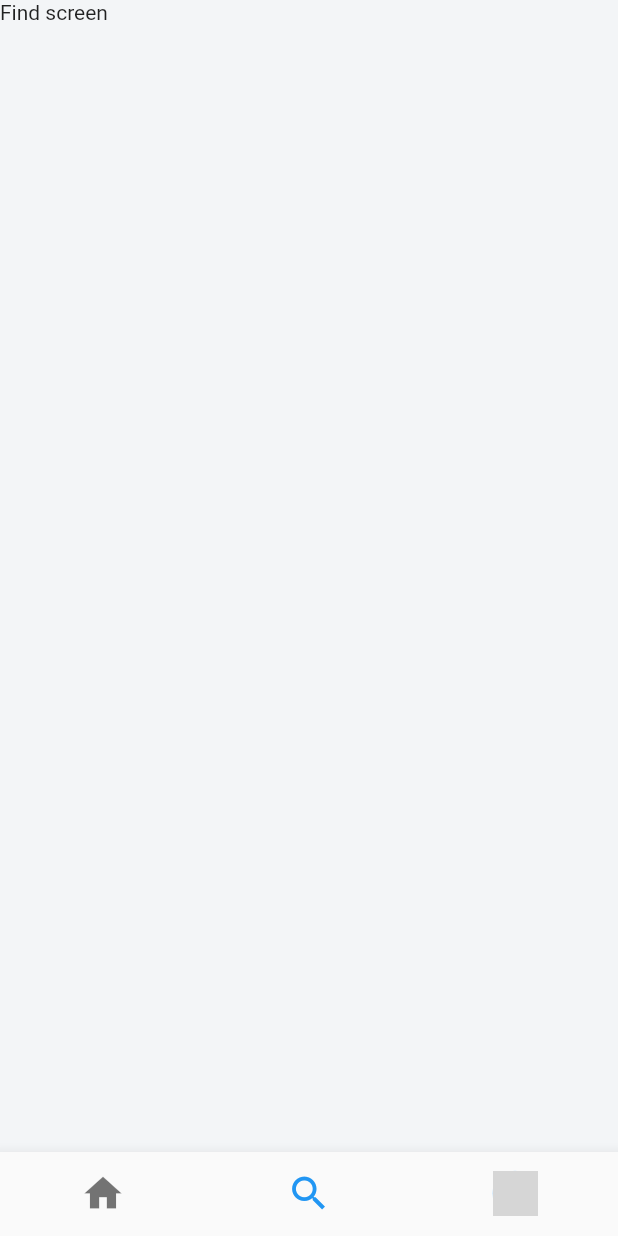
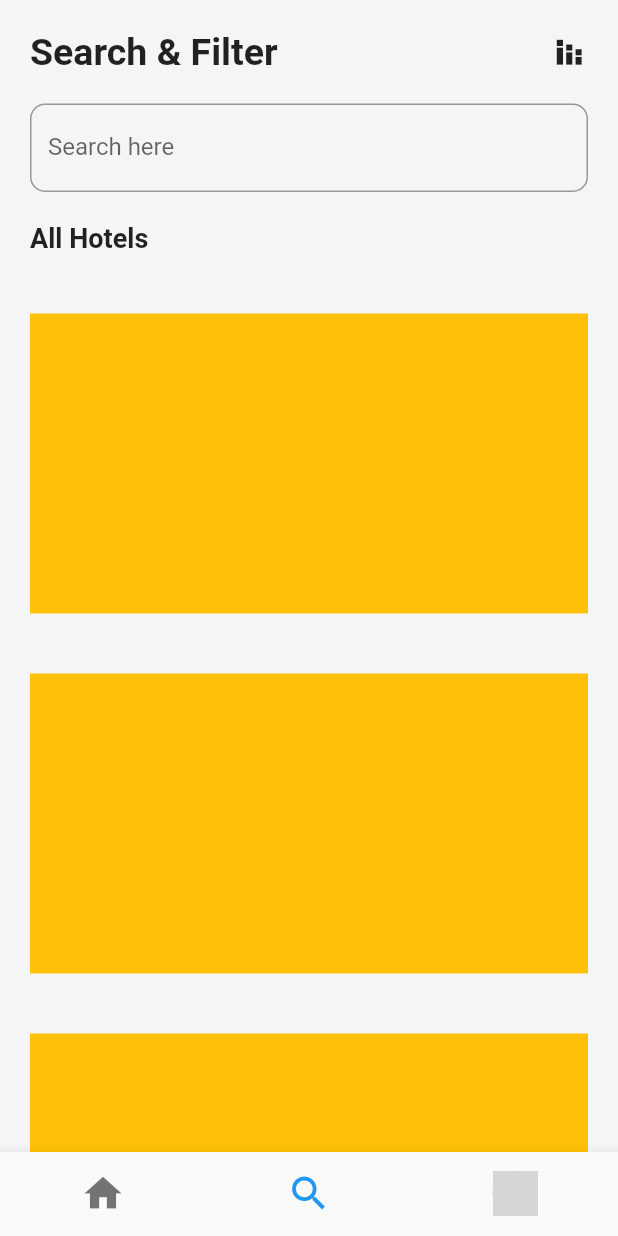
Before and after one commit to jeetsdev/travelista, a Flutter app: the screen it shows after launch, item 2 of the bottom bar chosen, on a phone screen of 412 x 824 dp. Run offline on Flutter 3.47's test engine with Material 2 defaults, Android fonts, the phone set to English and light mode, and no system bars; our stand-ins replace font_awesome_flutter; network calls fail; grey boxes are pictures that could not be loaded.

Commit message:
feat new

```diff
--- a/lib/bottomBar.dart
+++ b/lib/bottomBar.dart
@@ -15,7 +15,6 @@ class BottomBar extends StatefulWidget {
 class _BottomBarState extends State<BottomBar> {
   int _selectedNavbarindex = 0;
   void _onTapNavBar(int index) {
-    print(index);
     setState(() {
       _selectedNavbarindex = index;
     });
--- a/lib/screens/find_screen.dart
+++ b/lib/screens/find_screen.dart
@@ -1,15 +1,75 @@
+// ignore_for_file: prefer_const_constructors
+
 import 'package:flutter/material.dart';
-import 'package:flutter/src/widgets/container.dart';
-import 'package:flutter/src/widgets/framework.dart';
+import 'package:travel_app/models/hotel_model.dart';
 
 class FindScreen extends StatelessWidget {
-  const FindScreen({super.key});
-
   @override
   Widget build(BuildContext context) {
+    print("In find scrren hotel length is ${hotels.length}");
     return Scaffold(
-      body: SafeArea(
-        child: Text("Find screen"),
+      body: Container(
+        margin: EdgeInsets.symmetric(horizontal: 20),
+        child: ListView(
+          children: [
+            SizedBox(
+              height: 20,
+            ),
+            Row(
+              mainAxisAlignment: MainAxisAlignment.spaceBetween,
+              children: const [
+                Text(
+                  "Search & Filter",
+                  style: TextStyle(
+                    fontSize: 25,
+                    fontWeight: FontWeight.bold,
+                  ),
+                ),
+                Icon(
+                  Icons.stacked_bar_chart,
+                  size: 25,
+                ),
+              ],
+            ),
+            SizedBox(
+              height: 20,
+            ),
+            TextFormField(
+              keyboardType: TextInputType.text,
+              decoration: InputDecoration(
+                border:
+                    OutlineInputBorder(borderRadius: BorderRadius.circular(10)),
+                label: Text("Search here"),
+              ),
+            ),
+            SizedBox(
+              height: 20,
+            ),
+            Text(
+              "All Hotels",
+              style: TextStyle(
+                fontSize: 18,
+                fontWeight: FontWeight.w700,
+              ),
+            ),
+            SizedBox(
+              height: 20,
+            ),
+            Container(
+              height: MediaQuery.of(context).size.height,
+              child: ListView.builder(
+                itemBuilder: (_, index) {
+                  return Container(
+                    height: 200,
+                    margin: EdgeInsets.symmetric(vertical: 20),
+                    color: Colors.amber,
+                  );
+                },
+                itemCount: 5,
+              ),
+            )
+          ],
+        ),
       ),
     );
   }
--- a/lib/screens/profile_screen.dart
+++ b/lib/screens/profile_screen.dart
@@ -44,7 +44,7 @@ class _ProfileScreenState extends State<ProfileScreen> {
                       Text(
                         "My Profile",
                         style: TextStyle(
-                          fontSize: 18,
+                          fontSize: 25,
                           fontWeight: FontWeight.bold,
                         ),
                       ),
--- a/lib/widgets/exclusive_hotel_carousel.dart
+++ b/lib/widgets/exclusive_hotel_carousel.dart
@@ -7,6 +7,7 @@ class ExclusiveHotels extends StatelessWidget {
 
   @override
   Widget build(BuildContext context) {
+    print("In exlcusive hotel lengths is ${hotels.length}");
     return Column(
       children: [
         Padding(
--- a/pubspec.yaml
+++ b/pubspec.yaml
@@ -64,6 +64,7 @@ flutter:
     # To add assets to your application, add an assets section, like this:
     assets:
         - assets/images/
+        - assets/data/
 
     # An image asset can refer to one or more resolution-specific "variants", see
     # https://flutter.dev/assets-and-images/#resolution-aware
```
Also changed, not shown: assets/data/hotel_data.json (added, +184 -0 lines), lib/models/hotel_model.dart (+129 -30 lines), lib/screens/home_screen.dart (+43 -5 lines), lib/widgets/exclusive_hotel_card.dart (+4 -9 lines).
